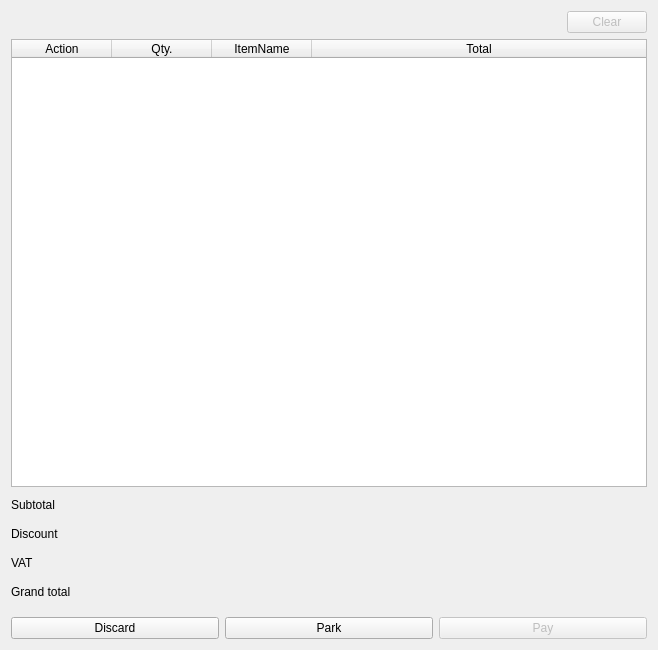
Old version of the form app/views/templates/PreOrder.ui in the repository rondalefloyd/mts-pos.
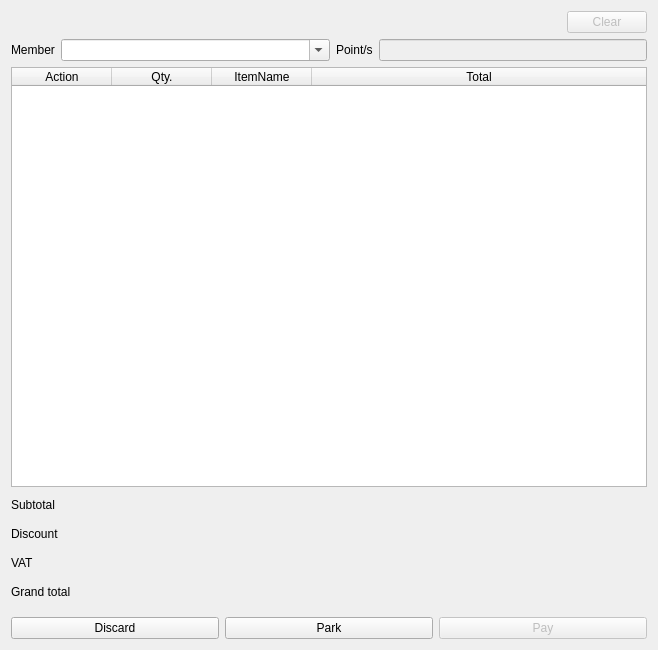
New version of the form.

```diff
--- a/app/views/templates/PreOrder.ui
+++ b/app/views/templates/PreOrder.ui
@@ -48,6 +48,47 @@
      </item>
     </layout>
    </item>
+   <item>
+    <layout class="QHBoxLayout" name="horizontalLayout_3">
+     <item>
+      <widget class="QLabel" name="label_5">
+       <property name="text">
+        <string>Member</string>
+       </property>
+      </widget>
+     </item>
+     <item>
+      <widget class="QComboBox" name="comboBoxMemberName">
+       <property name="sizePolicy">
+        <sizepolicy hsizetype="Expanding" vsizetype="Fixed">
+         <horstretch>0</horstretch>
+         <verstretch>0</verstretch>
+        </sizepolicy>
+       </property>
+       <property name="editable">
+        <bool>true</bool>
+       </property>
+      </widget>
+     </item>
+     <item>
+      <widget class="QLabel" name="label_6">
+       <property name="text">
+        <string>Point/s</string>
+       </property>
+      </widget>
+     </item>
+     <item>
+      <widget class="QLineEdit" name="lineEditPoints">
+       <property name="enabled">
+        <bool>false</bool>
+       </property>
+       <property name="alignment">
+        <set>Qt::AlignRight|Qt::AlignTrailing|Qt::AlignVCenter</set>
+       </property>
+      </widget>
+     </item>
+    </layout>
+   </item>
    <item>
     <widget class="QTableWidget" name="tableWidgetData">
      <property name="editTriggers">
```
Left out of the diff: 2 changed lines with no effect on the pictures.
